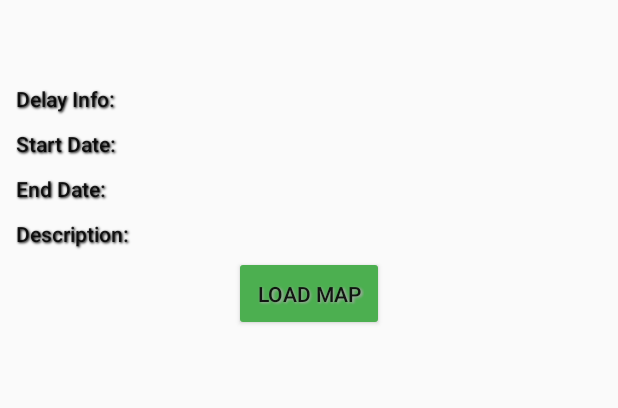
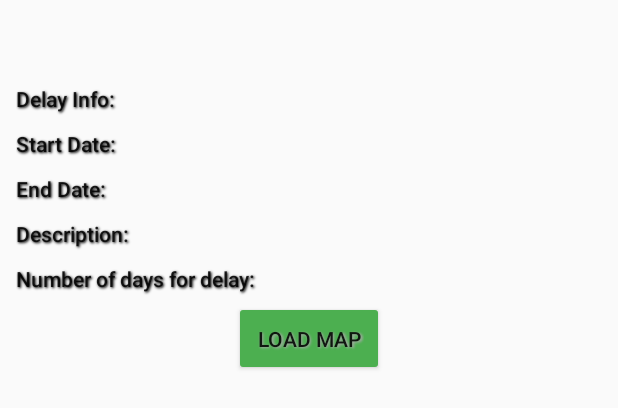
Before and after one commit to castortroy05/Lockhart_Antony_S2040920, an Android app: the layout list_item.xml on its own in the app's theme, with its tools: preview values and no code run, on a phone screen of 412 x 824 dp. Shown: the top 408 px of the screen. Run offline under Robolectric (Android 15) with nearby library versions, the phone set to English and light mode, and no system bars; network calls fail.

Commit message:
Network Status check added and days added to the delay information

```diff
--- a/app/build.gradle
+++ b/app/build.gradle
@@ -45,6 +45,8 @@ android {
 
 dependencies {
 
+
+
     implementation 'androidx.appcompat:appcompat:1.4.1'
 
     implementation 'androidx.constraintlayout:constraintlayout:2.1.3'
--- a/app/src/main/res/layout-land/list_item.xml
+++ b/app/src/main/res/layout-land/list_item.xml
@@ -211,6 +211,51 @@
 
         </LinearLayout>
 
+        <LinearLayout
+            android:layout_width="wrap_content"
+            android:layout_height="wrap_content"
+            android:orientation="horizontal"
+            android:layout_below="@id/endDateInfo"
+            android:layout_alignStart="@id/startDateInfo"
+            >
+            <TextView
+                android:layout_width="wrap_content"
+                android:layout_height="wrap_content"
+                android:id="@+id/delayDurationLabel"
+                android:textAlignment="textStart"
+                android:layout_marginTop="0dp"
+                android:padding="5dp"
+                android:textAppearance="@style/TextAppearance.AppCompat.Body2"
+                android:shadowColor="@color/black"
+                android:shadowRadius="1.5"
+                android:shadowDx="1.2"
+                android:shadowDy="1.2"
+                android:text="Number of days for delay: "
+                tools:ignore="HardcodedText" />
+
+            <TextView
+                android:id="@+id/delayDuration"
+                android:layout_width="match_parent"
+                android:layout_height="wrap_content"
+                android:textAlignment="textStart"
+                android:layout_marginTop="0dp"
+                android:padding="5dp"
+                android:textAppearance="@style/TextAppearance.AppCompat.Body2"
+                android:shadowColor="@color/black"
+                android:shadowRadius="1.5"
+                android:shadowDx="1.2"
+                android:shadowDy="1.2"
+                />
+
+
+
+
+
+
+
+
+        </LinearLayout>
+
     </RelativeLayout>
 
     <LinearLayout
--- a/app/src/main/res/layout/list_item.xml
+++ b/app/src/main/res/layout/list_item.xml
@@ -63,6 +63,7 @@
         android:shadowDx="1.2"
         android:shadowDy="1.2"
         />
+
 
 
 </LinearLayout>
@@ -181,6 +182,49 @@
         </LinearLayout>
 
         <LinearLayout
+            android:layout_width="wrap_content"
+            android:layout_height="wrap_content"
+            android:orientation="horizontal"
+            >
+            <TextView
+                android:layout_width="match_parent"
+                android:layout_height="wrap_content"
+                android:id="@+id/delayDurationLabel"
+                android:textAlignment="textStart"
+                android:layout_marginTop="0dp"
+                android:padding="5dp"
+                android:textAppearance="@style/TextAppearance.AppCompat.Body2"
+                android:shadowColor="@color/black"
+                android:shadowRadius="1.5"
+                android:shadowDx="1.2"
+                android:shadowDy="1.2"
+                android:text="Number of days for delay: "
+                tools:ignore="HardcodedText" />
+
+            <TextView
+                android:id="@+id/delayDuration"
+                android:layout_width="match_parent"
+                android:layout_height="wrap_content"
+                android:textAlignment="textStart"
+                android:layout_marginTop="0dp"
+                android:padding="5dp"
+                android:textAppearance="@style/TextAppearance.AppCompat.Body2"
+                android:shadowColor="@color/black"
+                android:shadowRadius="1.5"
+                android:shadowDx="1.2"
+                android:shadowDy="1.2"
+                />
+
+
+
+
+
+
+
+
+        </LinearLayout>
+
+        <LinearLayout
             android:id="@+id/buttonSection"
             android:layout_width="match_parent"
             android:layout_height="wrap_content"
```
Also changed, not shown: app/src/main/AndroidManifest.xml (+8 -0 lines), app/src/main/java/org/me/gcu/lockhart_antony_s2040920/ItemAdapter.java (+32 -2 lines), app/src/main/java/org/me/gcu/lockhart_antony_s2040920/MainActivity.java (+71 -0 lines), app/src/main/java/org/me/gcu/lockhart_antony_s2040920/NetworkActions.java (+58 -2 lines).
